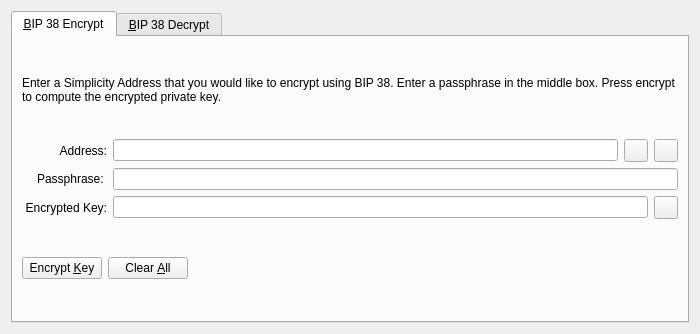
Before: the Qt Designer form src/qt/forms/bip38tooldialog.ui in MotoAcidic/Altbet-2.0.0.0, drawn with Qt 5.
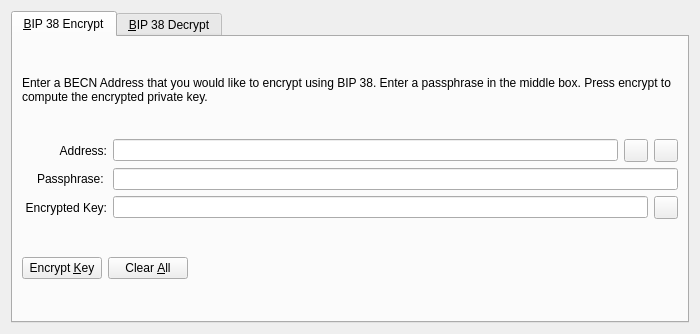
After: the same form once the commit is applied. The open tabs and pages were chosen to show the change. Icons and pictures are not drawn. Custom widgets are drawn as their Qt base class.

```diff
--- a/src/qt/forms/bip38tooldialog.ui
+++ b/src/qt/forms/bip38tooldialog.ui
@@ -30,7 +30,7 @@
        <item>
         <widget class="QLabel" name="infoLabel_ENC">
          <property name="text">
-          <string>Enter a Simplicity Address that you would like to encrypt using BIP 38. Enter a passphrase in the middle box. Press encrypt to compute the encrypted private key.</string>
+          <string>Enter a BECN Address that you would like to encrypt using BIP 38. Enter a passphrase in the middle box. Press encrypt to compute the encrypted private key.</string>
          </property>
          <property name="textFormat">
           <enum>Qt::PlainText</enum>
```
Left out of the diff: 22 changed lines with no effect on the pictures.
